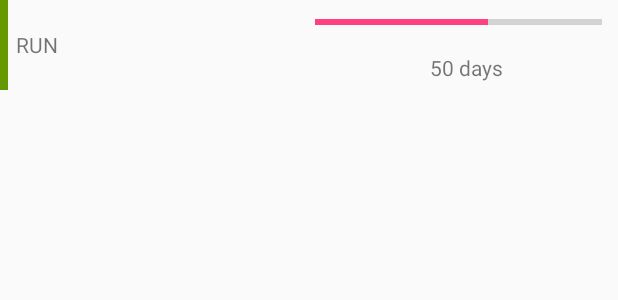
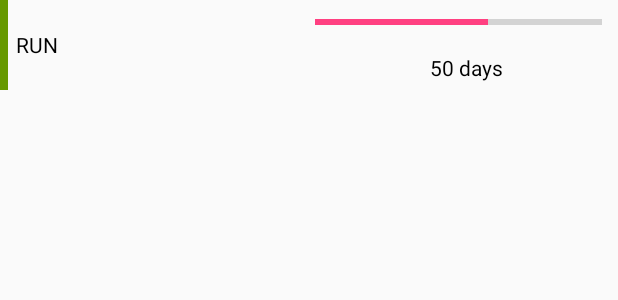
Before and after one commit to Digized/TheHabit, an Android app: the layout item_habit.xml on its own in the app's theme, with its tools: preview values and no code run, on a phone screen of 412 x 824 dp. Shown: the top 300 px of the screen. Run offline under Robolectric (Android 15) with nearby library versions, the phone set to English and light mode, and no system bars.

Commit message:
Format display for habits

```diff
--- a/app/src/main/java/org/coolpeople/thehabit/AddHabit.java
+++ b/app/src/main/java/org/coolpeople/thehabit/AddHabit.java
@@ -20,7 +20,7 @@ public class AddHabit extends AppCompatActivity {
         setContentView(R.layout.activity_add_habit);
 
         // Number Picker - Slider
-        final NumberPicker numPicker = (NumberPicker)findViewById(R.id.numberPicker);
+        NumberPicker numPicker = (NumberPicker)findViewById(R.id.numberPicker);
         numPicker.setMinValue(1);
         numPicker.setMaxValue(365);
         numPicker.setWrapSelectorWheel(true);
@@ -31,13 +31,15 @@ public class AddHabit extends AppCompatActivity {
             public void onClick(View v) {
                 String habitTitle = checkValid();
 
+                NumberPicker numSelect =(NumberPicker)findViewById(R.id.numberPicker);
+
                 RadioGroup radioButtonGroup = (RadioGroup)findViewById(R.id.radioHabitType);
                 int radioButtonID = radioButtonGroup.getCheckedRadioButtonId();
                 View radioButton = radioButtonGroup.findViewById(radioButtonID);
                 int indx = radioButtonGroup.indexOfChild(radioButton);
 
                 // Get data from number picker
-                int duration = numPicker.getValue();
+                int duration = numSelect.getValue();
 
                 Button p1_button = (Button)findViewById(R.id.submitHabit);
 
--- a/app/src/main/res/layout/activity_main.xml
+++ b/app/src/main/res/layout/activity_main.xml
@@ -16,7 +16,7 @@
             android:id="@+id/toolbar"
             android:layout_width="match_parent"
             android:layout_height="?attr/actionBarSize"
-            android:background="?attr/colorPrimary"
+            android:background="?attr/colorPrimaryDark"
             app:popupTheme="@style/AppTheme.PopupOverlay" />
 
     </android.support.design.widget.AppBarLayout>
@@ -27,7 +27,8 @@
         android:layout_height="wrap_content"
         android:layout_gravity="bottom|end"
         android:layout_margin="@dimen/fab_margin"
-        app:srcCompat="@drawable/ic_add_black_24dp" />
+        app:srcCompat="@drawable/ic_add_black_24dp"
+        app:backgroundTint="@android:color/holo_blue_dark" />
 
     <include layout="@layout/content_main" />
 
--- a/app/src/main/res/layout/item_habit.xml
+++ b/app/src/main/res/layout/item_habit.xml
@@ -1,6 +1,7 @@
 <?xml version="1.0" encoding="utf-8"?>
 <LinearLayout xmlns:android="http://schemas.android.com/apk/res/android"
     xmlns:app="http://schemas.android.com/apk/res-auto"
+    xmlns:tools="http://schemas.android.com/tools"
     android:orientation="vertical" android:layout_width="match_parent"
     android:layout_height="wrap_content">
 
@@ -23,7 +24,8 @@
             android:layout_height="match_parent"
             android:paddingLeft="5dp"
             android:gravity="center_vertical"
-            android:layout_width="190dp" />
+            android:layout_width="190dp"
+            android:textColor="@android:color/black" />
 
         <LinearLayout
             android:orientation="vertical"
@@ -46,7 +48,8 @@
                 android:layout_height="30dp"
                 android:id="@+id/tv_progress"
                 android:layout_weight="1"
-                android:gravity="center" />
+                android:gravity="center"
+                android:textColor="@android:color/black" />
         </LinearLayout>
 
     </LinearLayout>
--- a/app/src/main/res/values/colors.xml
+++ b/app/src/main/res/values/colors.xml
@@ -1,6 +1,6 @@
 <?xml version="1.0" encoding="utf-8"?>
 <resources>
-    <color name="colorPrimary">#3F51B5</color>
-    <color name="colorPrimaryDark">#303F9F</color>
+    <color name="colorPrimary">#3f51b5</color>
+    <color name="colorPrimaryDark">#303f9f</color>
     <color name="colorAccent">#FF4081</color>
 </resources>
```
Also changed, not shown: app/src/main/java/org/coolpeople/thehabit/model/Habit.java (+8 -4 lines).
